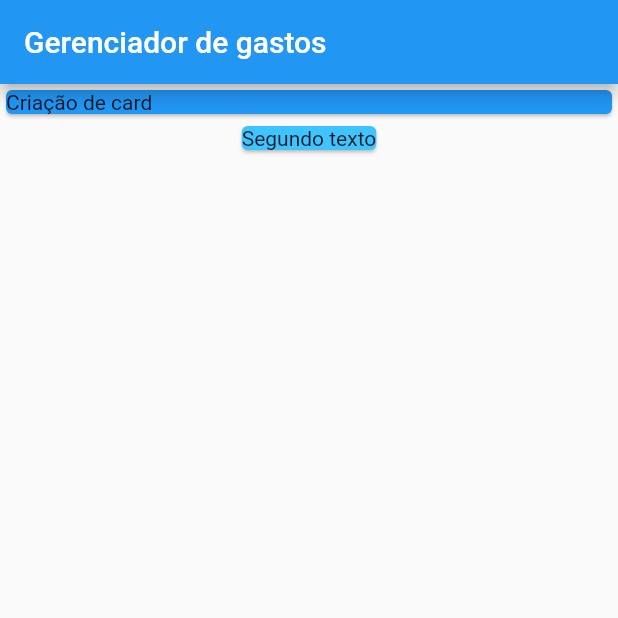
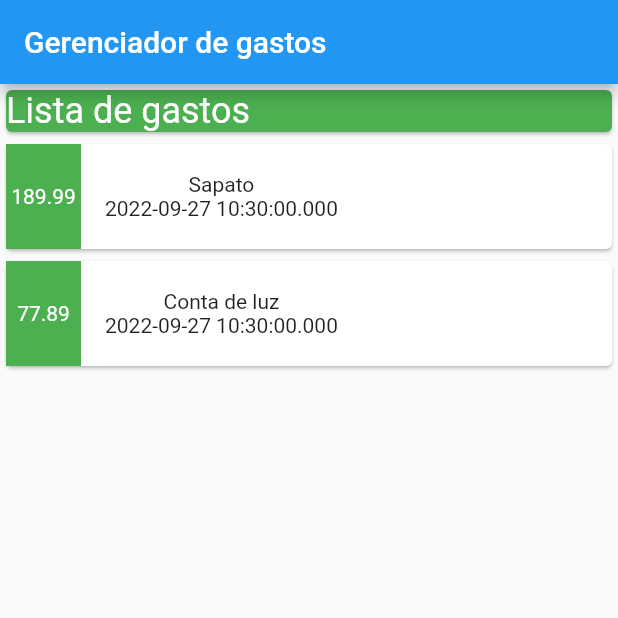
Before and after one commit to silveiraluisf/projeto_flutter_treino_gerenciador_gastos, a Flutter app: the screen it shows after launch, on a phone screen of 412 x 824 dp, the top half of it. Run offline on Flutter 3.47's test engine with Material 2 defaults, Android fonts, the light colour scheme and no system bars.

Commit message:
primeira estruta dos cards de gastos criada

```diff
--- a/lib/main.dart
+++ b/lib/main.dart
@@ -20,7 +20,11 @@ class MyApp extends StatelessWidget {
 class MyHomePage extends StatelessWidget {
   MyHomePage({super.key});
 
-  final List<Transaction> transaction = [];
+  final List<Transaction> transactions = [
+    Transaction(id: '1', title: 'Sapato', amount: 189.99, date: DateTime.now()),
+    Transaction(
+        id: '2', title: 'Conta de luz', amount: 77.89, date: DateTime.now()),
+  ];
 
   @override
   Widget build(BuildContext context) {
@@ -30,17 +34,45 @@ class MyHomePage extends StatelessWidget {
       ),
       body: Center(
         child: Column(
-          children: const <Widget>[
-            SizedBox(
+          children: <Widget>[
+            const SizedBox(
               width: double.infinity,
               child: Card(
-                color: Colors.blue,
-                child: Text('Criação de card'),
+                color: Colors.green,
+                child: Text(
+                  'Lista de gastos',
+                  style: TextStyle(fontSize: 24, color: Colors.white),
+                ),
               ),
             ),
-            Card(
-              color: Colors.lightBlueAccent,
-              child: Text('Segundo texto'),
+            Column(
+              children: transactions.map((tx) {
+                return Card(
+                  child: Row(
+                    children: [
+                      Container(
+                        color: Colors.green,
+                        width: 50,
+                        height: 70,
+                        child: Center(
+                            child: Text(
+                          tx.amount.toString(),
+                          style: const TextStyle(color: Colors.white),
+                        )),
+                      ),
+                      Padding(
+                        padding: const EdgeInsets.all(16.0),
+                        child: Column(
+                          children: [
+                            Text(tx.title),
+                            Text(tx.date.toString()),
+                          ],
+                        ),
+                      )
+                    ],
+                  ),
+                );
+              }).toList(),
             )
           ],
         ),
```
Also changed, not shown: lib/transaction.dart (+4 -3 lines).
